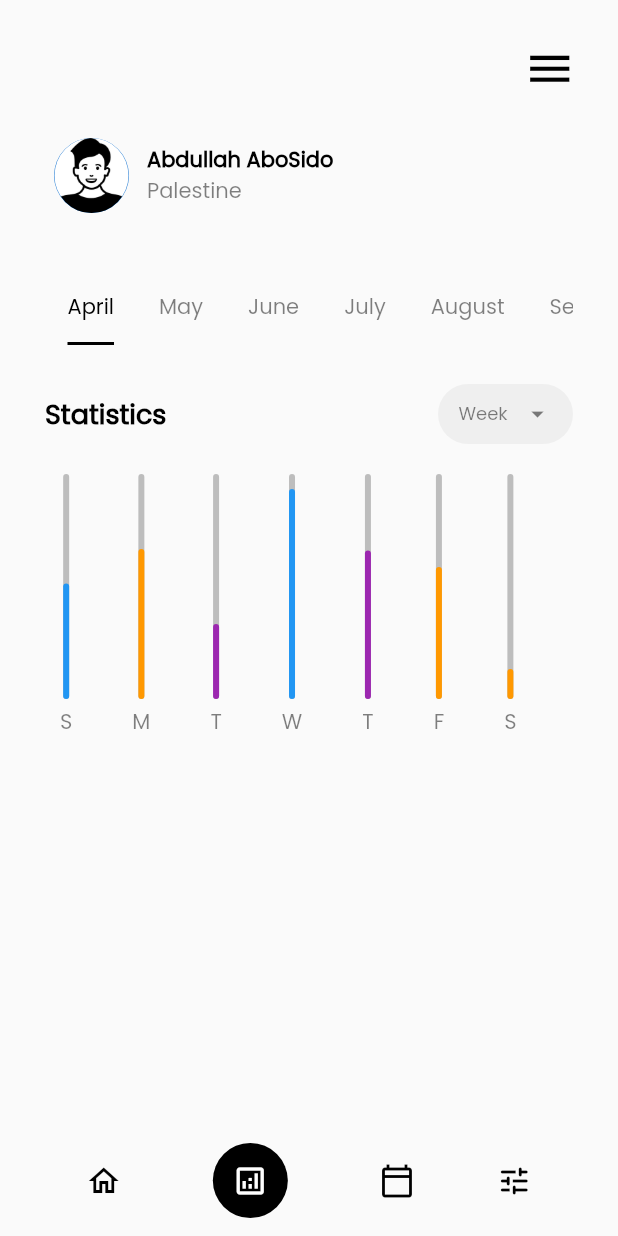
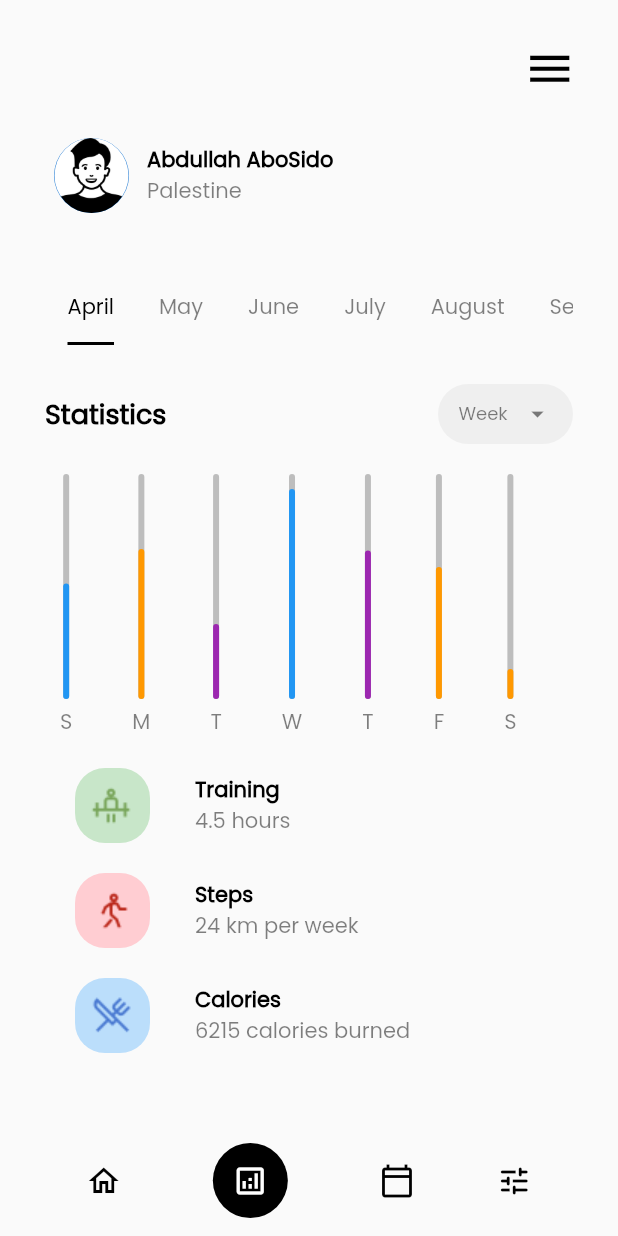
Before and after one commit to aboodsido/fitness_tracking_app_ui, a Flutter app: the AnalyticsScreen screen opened directly, on a phone screen of 412 x 824 dp. Run offline on Flutter 3.47's test engine with Material 2 defaults, Android fonts, the phone set to English and light mode, and no system bars; our stand-ins replace flutter_svg, smooth_page_indicator.

Commit message:
analytics screen changes

```diff
--- a/lib/Screens/analytics_screen.dart
+++ b/lib/Screens/analytics_screen.dart
@@ -1,5 +1,4 @@
 import 'package:flutter/material.dart';
-
 
 import '../Widgets/bottom_navigation_bar.dart';
 import '../Widgets/main_drawer.dart';
@@ -122,12 +121,15 @@ class _AnalyticsScreenState extends State<AnalyticsScreen> {
               child: TabBarView(
                 children: tabs
                     .map(
-                      (tab) => Column(
+                      (tab) => SingleChildScrollView(
+                        child: Column(
                           children: [
                             Padding(
-                            padding: const EdgeInsets.symmetric(horizontal: 30),
+                              padding:
+                                  const EdgeInsets.symmetric(horizontal: 30),
                               child: Row(
-                              mainAxisAlignment: MainAxisAlignment.spaceBetween,
+                                mainAxisAlignment:
+                                    MainAxisAlignment.spaceBetween,
                                 children: [
                                   const Text(
                                     'Statistics',
@@ -139,9 +141,7 @@ class _AnalyticsScreenState extends State<AnalyticsScreen> {
                                     ),
                                   ),
                                   InkWell(
-                                  onTap: () {
-
-                                  },
+                                    onTap: () {},
                                     child: Container(
                                       width: 90,
                                       height: 40,
@@ -149,7 +149,8 @@ class _AnalyticsScreenState extends State<AnalyticsScreen> {
                                       decoration: ShapeDecoration(
                                         color: const Color(0x33C4C4C4),
                                         shape: RoundedRectangleBorder(
-                                        borderRadius: BorderRadius.circular(20),
+                                          borderRadius:
+                                              BorderRadius.circular(20),
                                         ),
                                       ),
                                       child: Row(
@@ -170,7 +171,8 @@ class _AnalyticsScreenState extends State<AnalyticsScreen> {
                                           Icon(
                                             Icons.arrow_drop_down,
                                             size: 20,
-                                          color: Colors.black.withOpacity(0.5),
+                                            color:
+                                                Colors.black.withOpacity(0.5),
                                           )
                                         ],
                                       ),
@@ -181,26 +183,70 @@ class _AnalyticsScreenState extends State<AnalyticsScreen> {
                             ),
                             const SizedBox(height: 20),
                             Container(
-                            margin: const EdgeInsets.only(right: 30, left: 40),
+                              margin:
+                                  const EdgeInsets.only(right: 30, left: 40),
                               child: Row(
                                 children: [
-                                VerticalBarWidget(activeHight: 77, title: 'S',activeColor: Colors.blue),
+                                  VerticalBarWidget(
+                                      activeHight: 77,
+                                      title: 'S',
+                                      activeColor: Colors.blue),
                                   const SizedBox(width: 40),
-                                VerticalBarWidget(activeHight: 100, title: 'M',activeColor: Colors.orange),
+                                  VerticalBarWidget(
+                                      activeHight: 100,
+                                      title: 'M',
+                                      activeColor: Colors.orange),
                                   const SizedBox(width: 40),
-                                VerticalBarWidget(activeHight: 50, title: 'T',activeColor: Colors.purple),
+                                  VerticalBarWidget(
+                                      activeHight: 50,
+                                      title: 'T',
+                                      activeColor: Colors.purple),
                                   const SizedBox(width: 40),
-                                VerticalBarWidget(activeHight: 140, title: 'W',activeColor: Colors.blue),
+                                  VerticalBarWidget(
+                                      activeHight: 140,
+                                      title: 'W',
+                                      activeColor: Colors.blue),
                                   const SizedBox(width: 40),
-                                VerticalBarWidget(activeHight: 99, title: 'T',activeColor: Colors.purple),
+                                  VerticalBarWidget(
+                                      activeHight: 99,
+                                      title: 'T',
+                                      activeColor: Colors.purple),
                                   const SizedBox(width: 40),
-                                VerticalBarWidget(activeHight: 88, title: 'F',activeColor: Colors.orange),
+                                  VerticalBarWidget(
+                                      activeHight: 88,
+                                      title: 'F',
+                                      activeColor: Colors.orange),
                                   const SizedBox(width: 40),
-                                VerticalBarWidget(activeHight: 20, title: 'S',activeColor: Colors.orange),
+                                  VerticalBarWidget(
+                                      activeHight: 20,
+                                      title: 'S',
+                                      activeColor: Colors.orange),
                                 ],
                               ),
                             ),
+                            const SizedBox(height: 20),
+                            customRow(
+                              color: Colors.green.shade100,
+                              imgPath: 'assets/images/Deadlift.png',
+                              title: 'Training',
+                              subTitle: '4.5 hours',
+                            ),
+                            const SizedBox(height: 20),
+                            customRow(
+                              color: Colors.red.shade100,
+                              imgPath: 'assets/images/Walking.png',
+                              title: 'Steps',
+                              subTitle: '24 km per week',
+                            ),
+                            const SizedBox(height: 20),
+                            customRow(
+                              color: Colors.blue.shade100,
+                              imgPath: 'assets/images/Resturant.png',
+                              title: 'Calories',
+                              subTitle: '6215 calories burned',
+                            ),
                           ],
+                        ),
                       ),
                     )
                     .toList(),
@@ -209,6 +255,62 @@ class _AnalyticsScreenState extends State<AnalyticsScreen> {
           ],
         ),
         bottomNavigationBar: BottomNavBar(index: 1),
+      ),
+    );
+  }
+
+  Padding customRow({
+    required String imgPath,
+    required String title,
+    required String subTitle,
+    required Color color,
+  }) {
+    return Padding(
+      padding: const EdgeInsets.only(left: 50),
+      child: Row(
+        children: [
+          Container(
+            width: 50,
+            height: 50,
+            decoration: BoxDecoration(
+                color: color,
+                borderRadius: const BorderRadius.all(Radius.circular(20))),
+            child: Image.asset(imgPath),
+          ),
+          const SizedBox(width: 30),
+          SizedBox(
+            width: MediaQuery.of(context).size.width * 0.4,
+            child: Column(
+              crossAxisAlignment: CrossAxisAlignment.start,
+              children: [
+                Text(
+                  title,
+                  softWrap: true,
+                  overflow: TextOverflow.ellipsis,
+                  maxLines: 1,
+                  style: const TextStyle(
+                    color: Colors.black,
+                    fontSize: 14,
+                    fontFamily: 'Poppins',
+                    fontWeight: FontWeight.bold,
+                  ),
+                ),
+                Text(
+                  subTitle,
+                  softWrap: true,
+                  overflow: TextOverflow.ellipsis,
+                  maxLines: 1,
+                  style: TextStyle(
+                    color: Colors.black.withOpacity(0.5),
+                    fontSize: 14,
+                    fontFamily: 'Poppins',
+                    fontWeight: FontWeight.w400,
+                  ),
+                ),
+              ],
+            ),
+          ),
+        ],
       ),
     );
   }
```
Also changed, not shown: assets/images/Deadlift.png (added), assets/images/Resturant.png (added), assets/images/Walking.png (added). Lines whose indentation alone changed are shown as unchanged.
